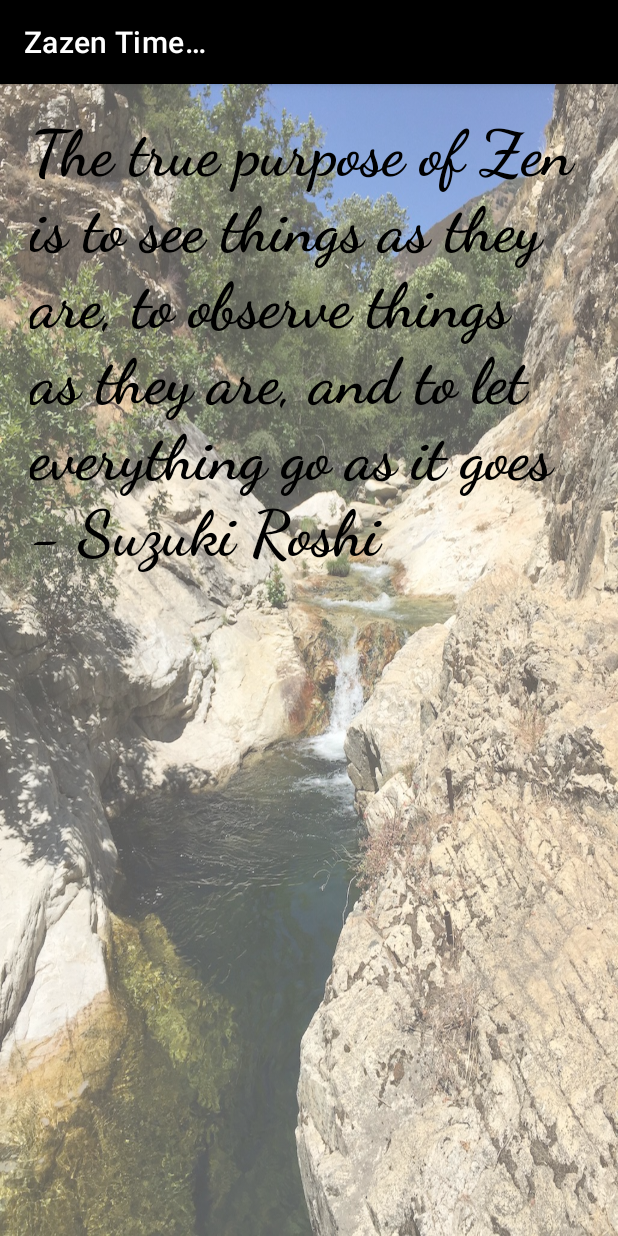
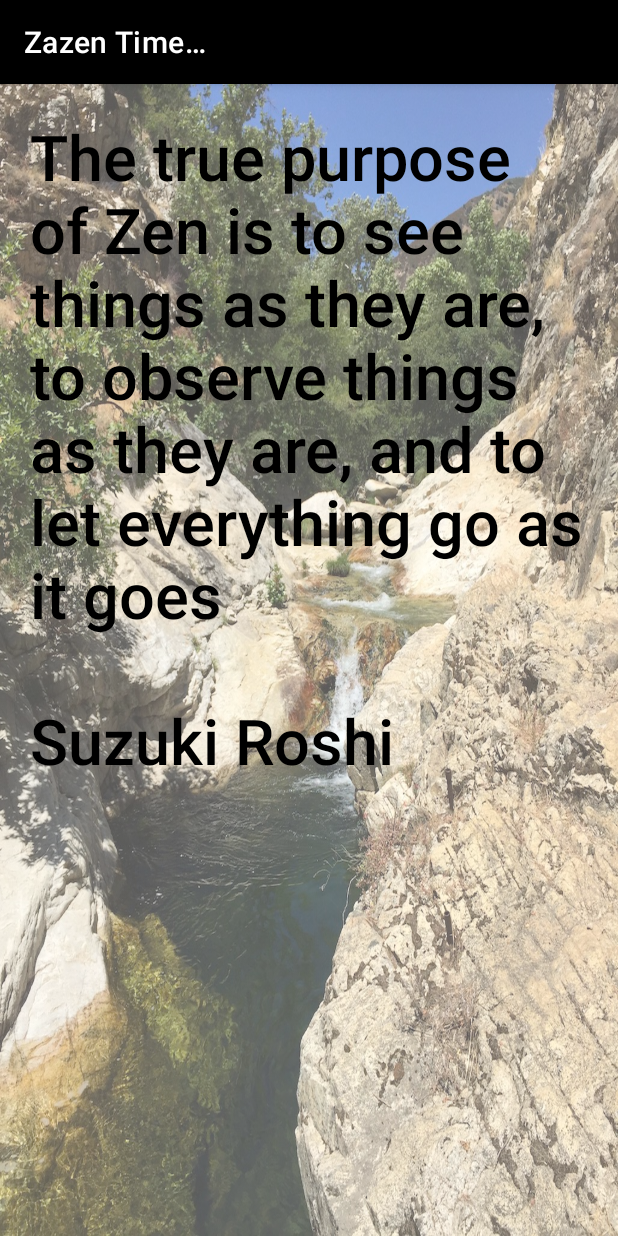
Before and after one commit to marhab21/MiniZendo_Android, an Android app: the SessionActivity screen opened directly, with no data from a screen before it, on a phone screen of 412 x 824 dp. Run offline under Robolectric (Android 15) with nearby library versions, the phone set to English and light mode, and no system bars; 3 statements that could not run were skipped.

```diff
--- a/app/src/main/AndroidManifest.xml
+++ b/app/src/main/AndroidManifest.xml
@@ -1,6 +1,5 @@
 <?xml version="1.0" encoding="utf-8"?>
-<manifest xmlns:android="http://schemas.android.com/apk/res/android"
-    package="com.marhabweb.minizendo_update">
+<manifest xmlns:android="http://schemas.android.com/apk/res/android">
 
     <application
         android:allowBackup="true"
--- a/app/src/main/java/com/marhabweb/minizendo_update/Constants.kt
+++ b/app/src/main/java/com/marhabweb/minizendo_update/Constants.kt
@@ -6,30 +6,30 @@ package com.marhabweb.minizendo_update
  */
 class Constants {
     val msgGeneric = arrayListOf(
-        "The present moment is filled with joy and happiness. If you are attentive, you will see it - Thich Nhat Hahn",
-        "We do not exist for the sake of something else. We exist for the sake of ourselves - Suzuki Roshi",
-        "The seed of suffering may be strong, but don't wait until you have no more suffering to allow yourself to be happy - Thich Nhat Hahn",
+        "The present moment is filled with joy and happiness. If you are attentive, you will see it \n\nThich Nhat Hahn",
+        "We do not exist for the sake of something else. We exist for the sake of ourselves \n\nSuzuki Roshi",
+        "The seed of suffering may be strong, but don't wait until you have no more suffering to allow yourself to be happy \n\nThich Nhat Hahn",
         "When something dies is the greatest teaching - Suzuki Roshi",
-        "Feelings come and go like clouds in a windy sky. Conscious breathing is my anchor - Thich Nhat Hahn",
-        "In the zazen posture, your mind and body have great power to accept things as they are, whether agreeable or disagreeable - Suzuki Roshi",
-        "Walk as if you are kissing the Earth with your feet - Thich Nhat Hahn",
-        "The best way is to understand yourself, and then you will understand everything - Suzuki Roshi",
-        "I promise myself that I will enjoy every minute of the day that is given me to live - Thich Nhat Hahn",
-        "Nothing we see or hear is perfect. But right there in the imperfection is perfect reality - Suzuki Roshi",
-        "Because you are alive, everything is possible - Thich Nhat Hahn",
-        "The true purpose of Zen is to see things as they are, to observe things as they are, and to let everything go as it goes - Suzuki Roshi",
-        "Life is available only in the present moment - Thich Nhat Hahn",
-        "Just this moment is all we have... - Suzuki Roshi",
-        "There is no way to peace...peace is the way - Thich Nhat Hahn",
-        "Treat every moment as your last. It is not preparation for something else - Suzuki Roshi",
-        "Thanks to impermanence, everything is possible - Thich Nhat Hahn",
-        "In the beginner's mind there are many possibilities, but in the expert's mind there are few - Suzuki Roshi",
-        "Happiness does not come from consumption of things - Thich Nhat Hahn",
-        "Nothing we see or hear is perfect. But right there in the imperfection is perfect reality - Suzuki Roshi",
-        "It is said that God has created man in his own image. But it may be that humankind has created God in the image of humankind - Thich Nhat Hahn",
-        "Each of you is perfect the way you are ... and you can use a little improvement - Suzuki Roshi",
-        "Other people's actions are the result of their own pain and not the result of any intention to hurt you - Thich Nhat Hahn",
-        "What we call \"I\" is just a swinging door which moves when we inhale and when we exhale - Suzuki Roshi",
-        "True happiness is based on peace - Thich Nhat Hahn",
+        "Feelings come and go like clouds in a windy sky. Conscious breathing is my anchor \n\nThich Nhat Hahn",
+        "In the zazen posture, your mind and body have great power to accept things as they are, whether agreeable or disagreeable \n\nSuzuki Roshi",
+        "Walk as if you are kissing the Earth with your feet \n\nThich Nhat Hahn",
+        "The best way is to understand yourself, and then you will understand everything \n\nSuzuki Roshi",
+        "I promise myself that I will enjoy every minute of the day that is given me to live \n\nThich Nhat Hahn",
+        "Nothing we see or hear is perfect. But right there in the imperfection is perfect reality \n\nSuzuki Roshi",
+        "Because you are alive, everything is possible \n\nThich Nhat Hahn",
+        "The true purpose of Zen is to see things as they are, to observe things as they are, and to let everything go as it goes \n\nSuzuki Roshi",
+        "Life is available only in the present moment \n\nThich Nhat Hahn",
+        "Just this moment is all we have... \n\nSuzuki Roshi",
+        "There is no way to peace...peace is the way \n\nThich Nhat Hahn",
+        "Treat every moment as your last. It is not preparation for something else \n\nSuzuki Roshi",
+        "Thanks to impermanence, everything is possible \n\nThich Nhat Hahn",
+        "In the beginner's mind there are many possibilities, but in the expert's mind there are few \n\nSuzuki Roshi",
+        "Happiness does not come from consumption of things \n\nThich Nhat Hahn",
+        "Nothing we see or hear is perfect. But right there in the imperfection is perfect reality \n\nSuzuki Roshi",
+        "It is said that God has created man in his own image. But it may be that humankind has created God in the image of humankind \n\nThich Nhat Hahn",
+        "Each of you is perfect the way you are ... and you can use a little improvement \n\nSuzuki Roshi",
+        "Other people's actions are the result of their own pain and not the result of any intention to hurt you \n\nThich Nhat Hahn",
+        "What we call \"I\" is just a swinging door which moves when we inhale and when we exhale \n\nSuzuki Roshi",
+        "True happiness is based on peace \n\nThich Nhat Hahn",
     )
 }
--- a/app/src/main/res/layout/activity_session.xml
+++ b/app/src/main/res/layout/activity_session.xml
@@ -41,11 +41,11 @@
         android:layout_marginLeft="20dp"
         android:layout_marginRight="20dp"
         android:layout_marginTop="20dp"
-        android:fontFamily="cursive"
-        android:maxLines="8"
+        android:fontFamily="sans-serif-medium"
+        android:maxLines="10"
         android:textColor="@color/colorBlack"
         android:textSize="42sp"
-        android:textStyle="bold" />
+        android:textStyle="normal" />
 
 
 </RelativeLayout>
--- a/build.gradle
+++ b/build.gradle
@@ -11,9 +11,9 @@ buildscript {
 }
 
 plugins {
-    id 'com.android.application' version '7.1.2' apply false
-    id 'com.android.library' version '7.1.2' apply false
-    id 'org.jetbrains.kotlin.android' version '1.6.10' apply false
+    id 'com.android.application' version '8.1.1' apply false
+    id 'com.android.library' version '8.1.1' apply false
+    id 'org.jetbrains.kotlin.android' version '1.8.0' apply false
 }
 
 
--- a/gradle.properties
+++ b/gradle.properties
@@ -22,3 +22,5 @@ kotlin.code.style=official
 # thereby reducing the size of the R class for that library
 android.nonTransitiveRClass=true
 --warning-mode= all
+android.defaults.buildfeatures.buildconfig=true
+android.nonFinalResIds=false
```
Also changed, not shown: app/build.gradle (+16 -16 lines), gradle/wrapper/gradle-wrapper.properties.
